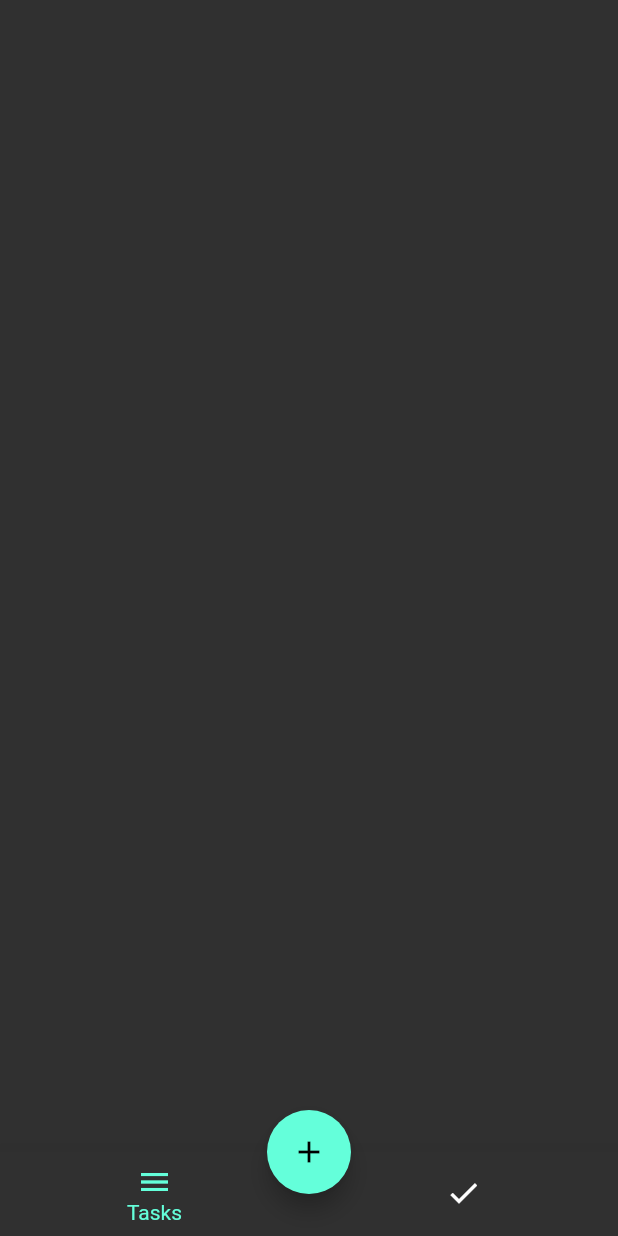
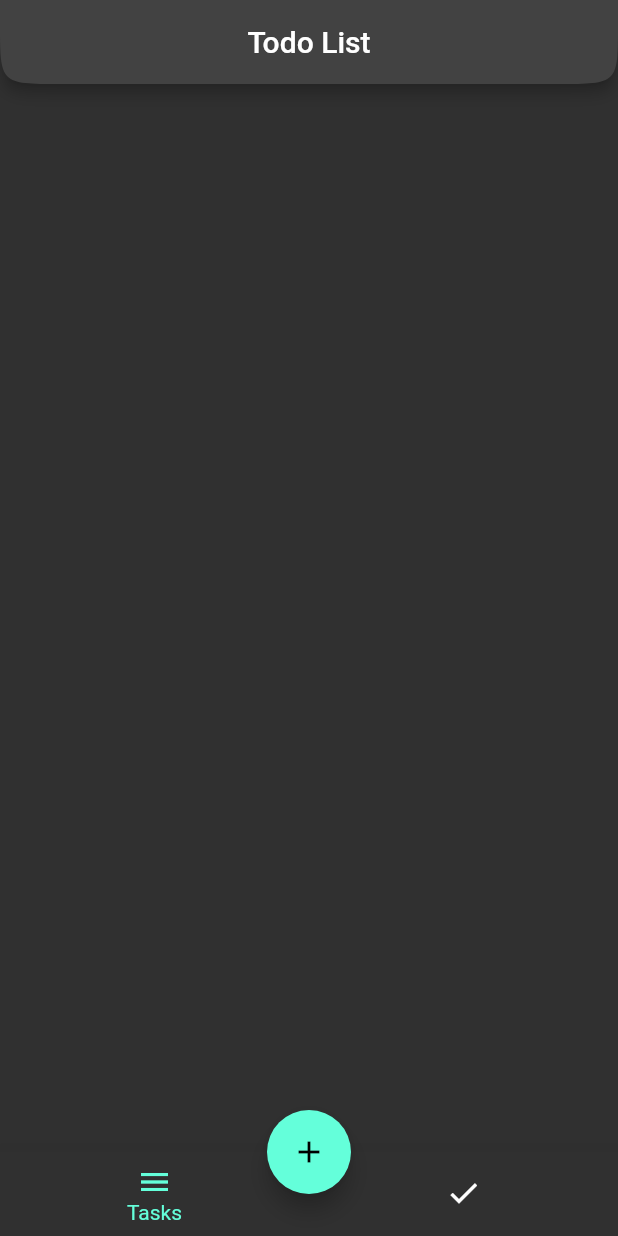
Before and after one commit to GungDeRaka/Flutter_Todo_List_App, a Flutter app: the screen it shows after launch, on a phone screen of 412 x 824 dp. Run offline on Flutter 3.47's test engine with Material 2 defaults, Android fonts, the phone set to English and light mode, and no system bars.

Commit message:
Fix the checkbox functionality

```diff
--- a/lib/controller/todo_controller.dart
+++ b/lib/controller/todo_controller.dart
@@ -5,15 +5,13 @@ import '../widgets/my_bottom_sheet_widget.dart';
 
 class ToDoController with ChangeNotifier {
   List<String> taskList = [];
+  List<bool> boolList = [];
+  late TextDecoration decor;
 
-  int index = 0;
   TextEditingController textController = TextEditingController();
 
-  bool isChecked = false;
-  void checked(int selectedIndex) {
-    // if (selectedIndex == index) {
-      isChecked = !isChecked;
-    //}
+  void checked(int index, bool newValue ) {
+    boolList[index] = newValue;
     notifyListeners();
   }
 
@@ -30,7 +28,7 @@ class ToDoController with ChangeNotifier {
   void addTask() {
     if (textController.text.isNotEmpty) {
       taskList.add(textController.text);
-      index+=1;
+      boolList.add(false);
     }
     notifyListeners();
   }
--- a/lib/screens/main_screen.dart
+++ b/lib/screens/main_screen.dart
@@ -17,9 +17,19 @@ class _MainScreenState extends State<MainScreen> {
 
   @override
   Widget build(BuildContext context) {
-    return  Scaffold(
+    return Scaffold(
+      appBar: AppBar(
+        title: Text("Todo List"),
+        centerTitle: true,
+        shape: const ContinuousRectangleBorder(
+          borderRadius: BorderRadius.only(
+            bottomLeft: Radius.circular(40),
+            bottomRight: Radius.circular(40),
+          ),
+        ),
+      ),
       body: myScreens[currentIndex],
-        floatingActionButton:  (currentIndex == 0)
+      floatingActionButton: (currentIndex == 0)
           ? FloatingActionButton(
               onPressed: () {
                 context.read<ToDoController>().bottomSheet(context);
@@ -34,7 +44,6 @@ class _MainScreenState extends State<MainScreen> {
               heroTag: "FAB",
               child: const Icon(Icons.delete_forever_sharp),
             ),
-
       floatingActionButtonLocation: FloatingActionButtonLocation.centerDocked,
       bottomNavigationBar: Hero(
         tag: "FAB",
--- a/lib/screens/todo_screen.dart
+++ b/lib/screens/todo_screen.dart
@@ -10,16 +10,17 @@ class ToDo extends StatelessWidget {
   @override
   Widget build(BuildContext context) {
     return Consumer<ToDoController>(
-      builder: (context, value, child) => Scaffold(
+      builder: (context, toDo, child) => Scaffold(
         body: ListView.builder(
           padding: const EdgeInsets.symmetric(horizontal: 12, vertical: 8),
           itemCount: context.watch<ToDoController>().taskList.length,
           itemBuilder: ((context, index) => Hero(
                 tag: "checked",
-                child: ToDoListTile(index,
-                    leadIcon: value.isChecked
-                        ? Icons.check_box_outlined
-                        : Icons.check_box_outline_blank,
+                child: ToDoListTile(
+                    value: toDo.boolList[index],
+                    onChanged: (value) {
+                      toDo.checked(index, value!);
+                    },
                     titleText: context.watch<ToDoController>().taskList[index]),
               )),
         ),
--- a/lib/widgets/my_bottom_sheet_widget.dart
+++ b/lib/widgets/my_bottom_sheet_widget.dart
@@ -59,7 +59,7 @@ class MyBottomSheetWidget extends StatelessWidget {
                     ),
                     onPressed: () {
                       print(context.read<ToDoController>().taskList);
-                      print(context.watch<ToDoController>().index);
+
                       Navigator.pop(context);
                       context.read<ToDoController>().textController.clear();
                     },
```
Also changed, not shown: lib/widgets/todo_listtile.dart (+18 -24 lines). Lines whose indentation alone changed are shown as unchanged.
